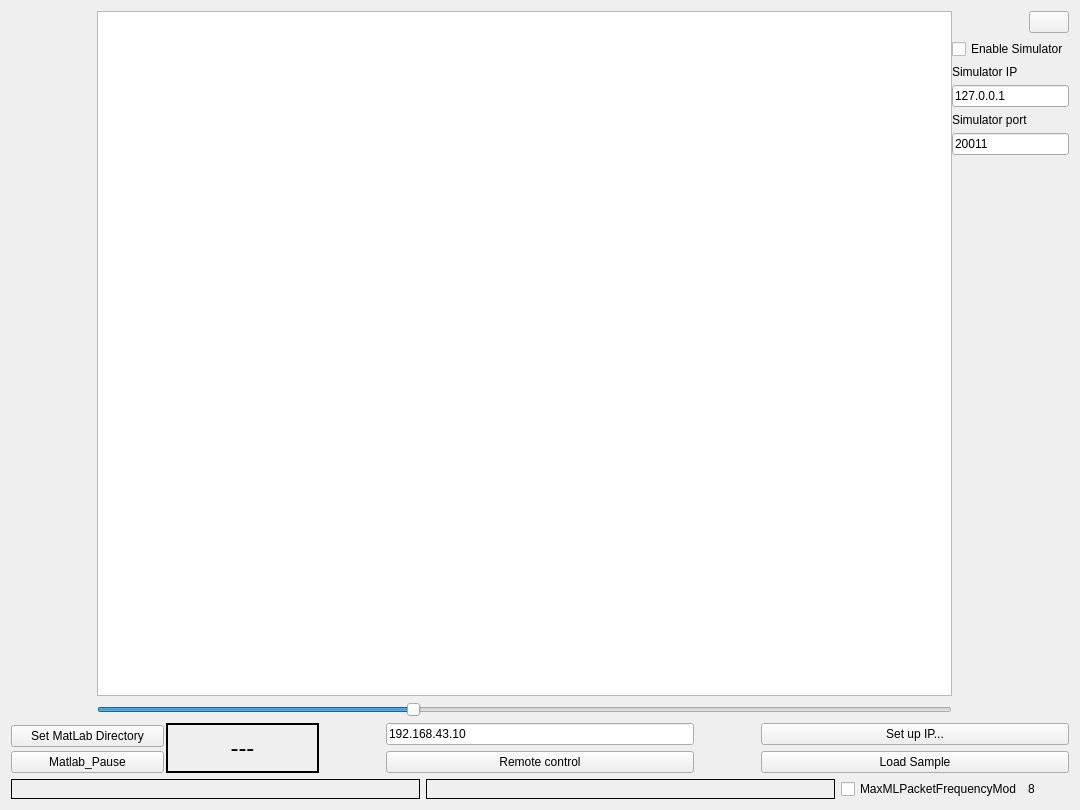
This is LARCmaCS/larcmacs.ui in petr-konovalov/LARCmaCS as Qt 5 draws it before an edit. The edited form follows.
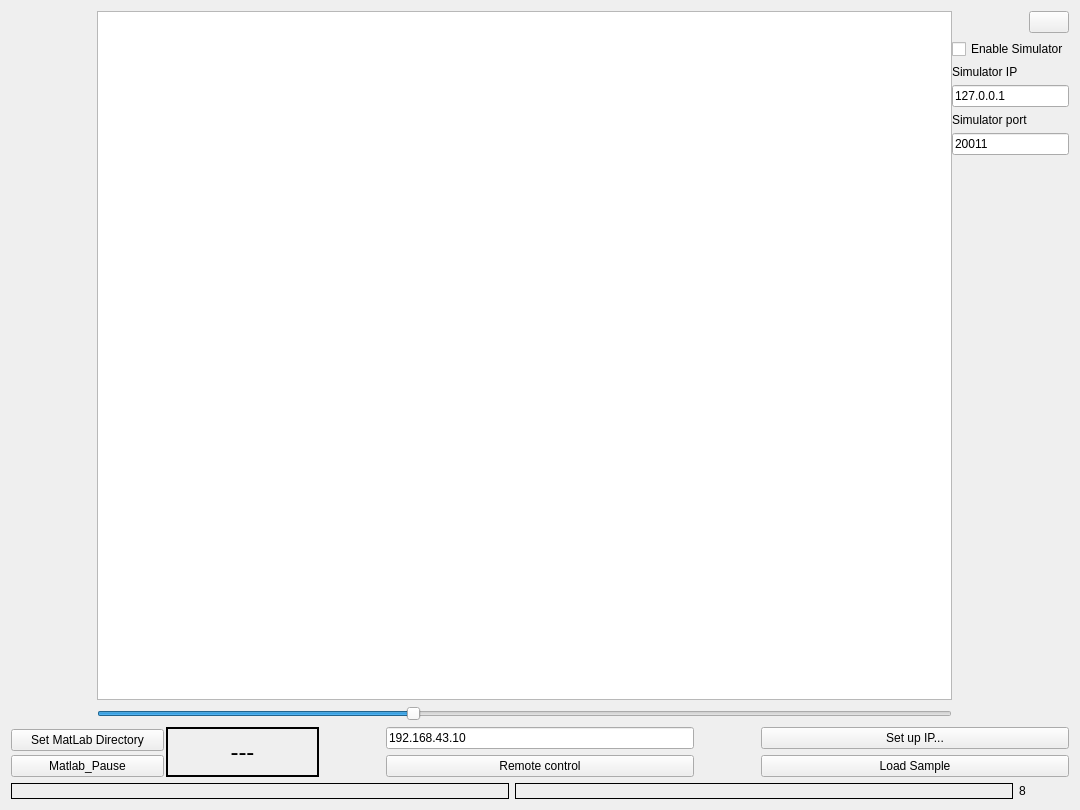
This is the edited form. Icons and pictures are not drawn.

The edit to the form file:
```diff
--- a/LARCmaCS/larcmacs.ui
+++ b/LARCmaCS/larcmacs.ui
@@ -285,7 +285,7 @@
     </layout>
    </item>
    <item>
-    <layout class="QHBoxLayout" name="horizontalLayout_15" stretch="10,10,4,1">
+    <layout class="QHBoxLayout" name="horizontalLayout_15" stretch="10,10,1">
      <item>
       <widget class="QLabel" name="StatusLabel">
        <property name="frameShape">
@@ -312,13 +312,6 @@
        </property>
       </widget>
      </item>
-     <item>
-      <widget class="QCheckBox" name="checkBox_MlMaxFreq">
-       <property name="text">
-        <string>MaxMLPacketFrequencyMod</string>
-       </property>
-      </widget>
-     </item>
      <item>
       <widget class="QLabel" name="labelscenesize">
        <property name="text">
```
